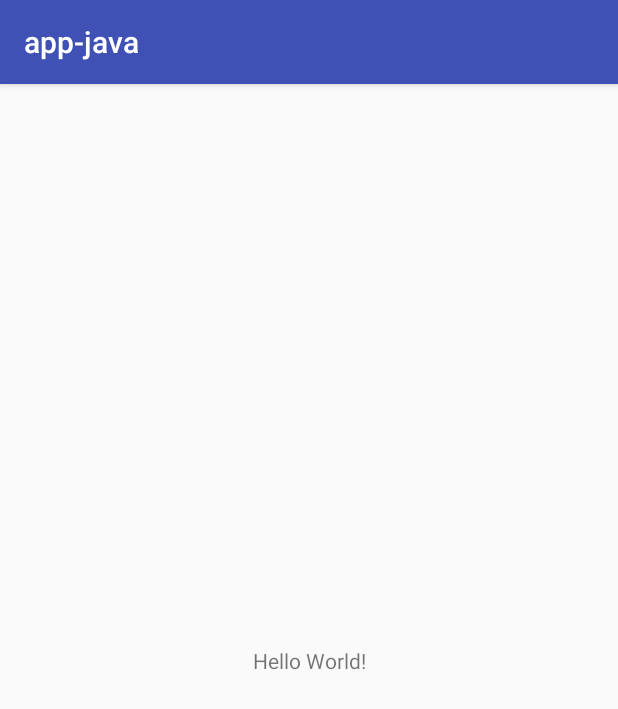
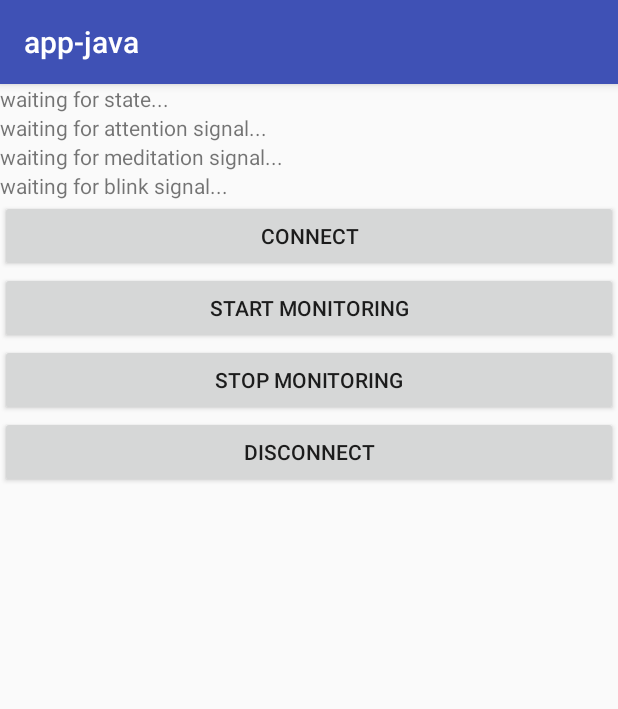
Before and after one commit to pwittchen/neurosky-android-sdk, an Android app: the screen it shows after launch (MainActivity), on a phone screen of 412 x 824 dp. Shown: the top 709 px of the screen. Run offline under Robolectric (Android 15) with nearby library versions, the phone set to English and light mode, and no system bars; our stand-ins replace ButterKnife.

Commit message:
adding working code of the sample java app

```diff
--- a/app-java/build.gradle
+++ b/app-java/build.gradle
@@ -24,4 +24,6 @@ dependencies {
   implementation project(':library')
   implementation deps.appcompatv7
   implementation deps.constraintlayout
+  implementation deps.butterknife
+  annotationProcessor deps.butterknifecompiler
 }
--- a/app-java/src/main/res/layout/activity_main.xml
+++ b/app-java/src/main/res/layout/activity_main.xml
@@ -1,21 +1,74 @@
 <?xml version="1.0" encoding="utf-8"?>
 <android.support.constraint.ConstraintLayout
     xmlns:android="http://schemas.android.com/apk/res/android"
-    xmlns:app="http://schemas.android.com/apk/res-auto"
     xmlns:tools="http://schemas.android.com/tools"
     android:layout_width="match_parent"
     android:layout_height="match_parent"
     tools:context=".MainActivity"
     >
 
-  <TextView
-      android:layout_width="wrap_content"
-      android:layout_height="wrap_content"
-      android:text="Hello World!"
-      app:layout_constraintBottom_toBottomOf="parent"
-      app:layout_constraintLeft_toLeftOf="parent"
-      app:layout_constraintRight_toRightOf="parent"
-      app:layout_constraintTop_toTopOf="parent"
-      />
+  <LinearLayout
+      android:layout_width="match_parent"
+      android:layout_height="match_parent"
+      android:orientation="vertical"
+      >
+
+    <TextView
+        android:id="@+id/tv_state"
+        android:layout_width="match_parent"
+        android:layout_height="wrap_content"
+        android:text="@string/waiting_for_state"
+        />
+
+    <TextView
+        android:id="@+id/tv_attention"
+        android:layout_width="match_parent"
+        android:layout_height="wrap_content"
+        android:text="@string/waiting_for_attention_signal"
+        />
+
+    <TextView
+        android:id="@+id/tv_meditation"
+        android:layout_width="match_parent"
+        android:layout_height="wrap_content"
+        android:text="@string/waiting_for_meditation_signal"
+        />
+
+    <TextView
+        android:id="@+id/tv_blink"
+        android:layout_width="match_parent"
+        android:layout_height="wrap_content"
+        android:text="@string/waiting_for_blink_signal"
+        />
+
+    <Button
+        android:id="@+id/btn_connect"
+        android:layout_width="match_parent"
+        android:layout_height="wrap_content"
+        android:text="@string/connect"
+        />
+
+    <Button
+        android:id="@+id/btn_start_monitoring"
+        android:layout_width="match_parent"
+        android:layout_height="wrap_content"
+        android:text="@string/start_monitoring"
+        />
+
+    <Button
+        android:id="@+id/btn_stop_monitoring"
+        android:layout_width="match_parent"
+        android:layout_height="wrap_content"
+        android:text="@string/stop_monitoring"
+        />
+
+    <Button
+        android:id="@+id/btn_disconnect"
+        android:layout_width="match_parent"
+        android:layout_height="wrap_content"
+        android:text="@string/disconnect"
+        />
+
+  </LinearLayout>
 
 </android.support.constraint.ConstraintLayout>
--- a/app-java/src/main/res/values/strings.xml
+++ b/app-java/src/main/res/values/strings.xml
@@ -1,3 +1,12 @@
 <resources>
   <string name="app_name">app-java</string>
+  <string name="connect">connect</string>
+  <string name="disconnect">disconnect</string>
+  <string name="stop_monitoring">stop monitoring</string>
+  <string name="start_monitoring">start monitoring</string>
+  <string name="waiting_for_raw_signal">waiting for raw signal...</string>
+  <string name="waiting_for_blink_signal">waiting for blink signal...</string>
+  <string name="waiting_for_meditation_signal">waiting for meditation signal...</string>
+  <string name="waiting_for_attention_signal">waiting for attention signal...</string>
+  <string name="waiting_for_state">waiting for state...</string>
 </resources>
--- a/build.gradle
+++ b/build.gradle
@@ -13,6 +13,8 @@ ext.deps = [rxjava2             : 'io.reactivex.rxjava2:rxjava:2.2.0',
             supportannotations  : 'com.android.support:support-annotations:28.0.0-rc02',
             appcompatv7         : 'com.android.support:appcompat-v7:28.0.0-rc02',
             constraintlayout    : 'com.android.support.constraint:constraint-layout:1.1.3',
+            butterknife         : 'com.jakewharton:butterknife:8.8.1',
+            butterknifecompiler : 'com.jakewharton:butterknife-compiler:8.8.1',
             junit               : 'junit:junit:4.12',
             truth               : 'com.google.truth:truth:0.42',
             robolectric         : 'org.robolectric:robolectric:4.0-alpha-3',
```
Also changed, not shown: app-java/src/main/java/com/github/pwittchen/neurosky/app/MainActivity.java (+53 -18 lines).
